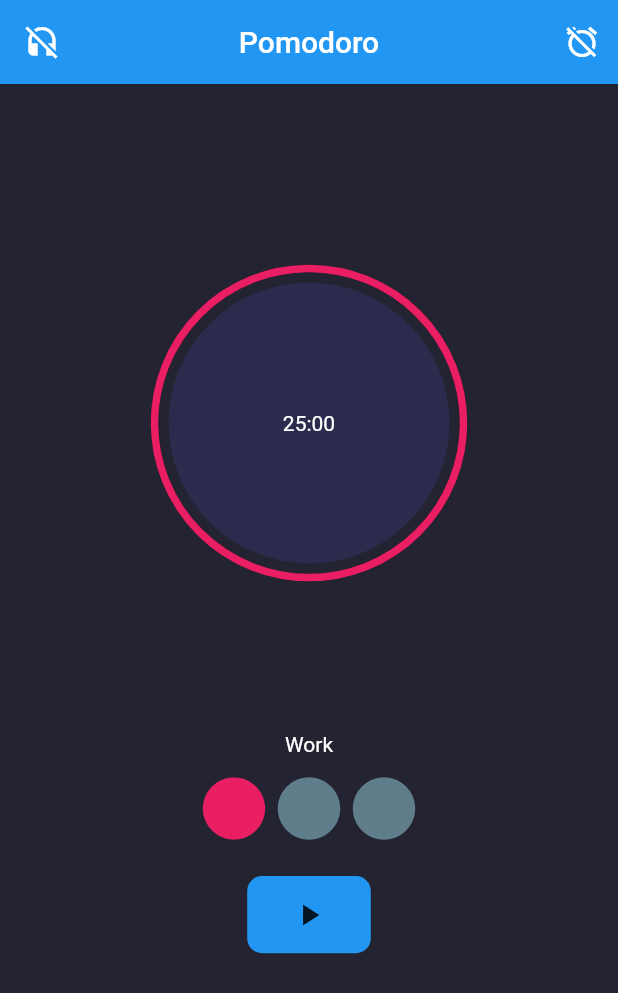
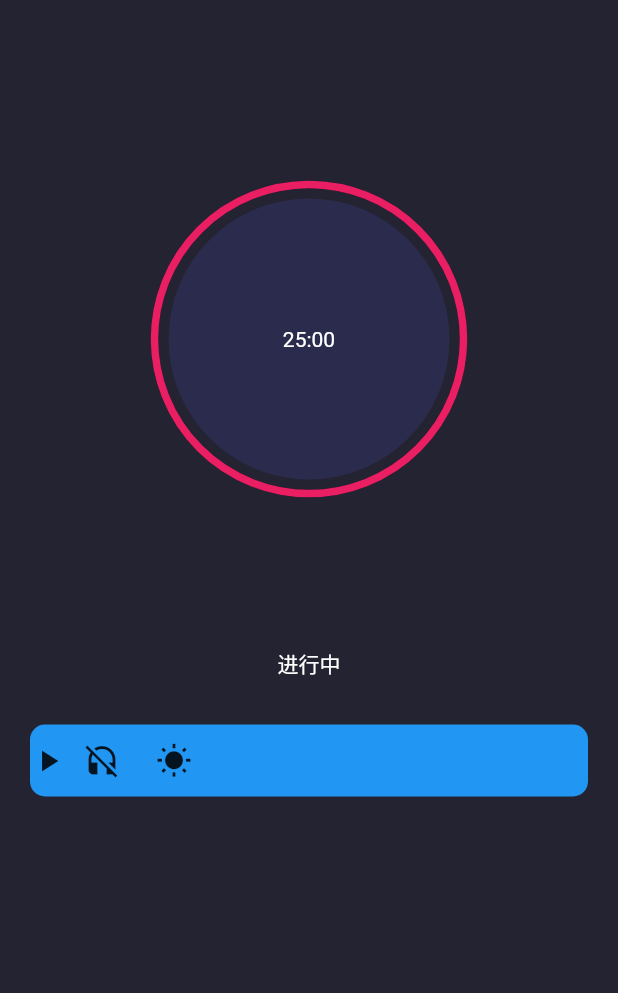
Before and after one commit to lati672/PACC, a Flutter app: the PomodoroPage screen opened directly, after a tap on the "headset off" icon, on a phone screen of 412 x 824 dp. Shown: the top 993 px of the screen. Run offline on Flutter 3.47's test engine with Material 2 defaults, Android fonts, the phone set to English and light mode, and no system bars; drawn by our look-alikes of circular_countdown_timer; our stand-ins replace cloud_firestore, file_picker, firebase_auth, firebase_core, firebase_storage, flutter_spinkit and 2 more; missing offline and left inert: ndialog; accounts and stored records are empty; network calls fail.

```diff
--- a/lib/pages/home_page.dart
+++ b/lib/pages/home_page.dart
@@ -6,7 +6,7 @@
 
 // Pages
 import '../pages/chats_page.dart';
-import 'package:chatifyapp/pages/users_page.dart';
+import 'package:chatifyapp/pages/todolist_page.dart';
 
 //Provider
 import '../providers/authentication_provider.dart';
@@ -25,7 +25,7 @@
   // * Pages to display and navigate
   final List<Widget> _pages = [
     const ChatsPage(),
-    UsersPage(),
+    TodoListPage(),
     UserProfilePage()
   ];
 
--- a/lib/pages/pomodoro_page.dart
+++ b/lib/pages/pomodoro_page.dart
@@ -6,21 +6,6 @@
 import '../pages/whitelist_page.dart';
 
 class PomodoroPage extends StatefulWidget {
-  final List<Icon> timesCompleted = [];
-
-  PomodoroPage() {
-    // Initialize times completed dot icons
-    for (var i = 0; i < 3; i++) {
-      timesCompleted.add(
-        Icon(
-          Icons.brightness_1_rounded,
-          color: Colors.blueGrey,
-          size: 50.0,
-        ),
-      );
-    }
-  }
-
   @override
   _PomodoroPageState createState() => _PomodoroPageState();
 }
@@ -55,7 +40,6 @@
     // Half Screen Dimensions
     final double height = MediaQuery.of(context).size.height / 2;
     final double width = MediaQuery.of(context).size.width / 2;
-    int indexTimesCompleted = 0;
 
     CountDownTimer _countDownTimer = CountDownTimer(
       duration: kWorkDuration,
@@ -64,12 +48,6 @@
         /*这里要延时加载  否则会抱The widget on which setState() or markNeedsBuild() was called was:错误*/
         Future.delayed(Duration(milliseconds: 200)).then((e) {
           setState(() async {
-            widget.timesCompleted[indexTimesCompleted] = Icon(
-              Icons.brightness_1_rounded,
-              color: Colors.pink,
-              size: 50.0,
-            );
-            indexTimesCompleted++;
             // await NDialog(
             //   dialogStyle: DialogStyle(titleDivider: true),
             //   title: Text("Timer Completed"),
@@ -106,21 +84,6 @@
     );
 
     return Scaffold(
-      appBar: AppBar(
-        elevation: 0.0,
-        leading: IconButton(
-          onPressed: () {},
-          icon: Icon(Icons.headset_off),
-        ),
-        title: Text('Pomodoro'),
-        centerTitle: true,
-        actions: [
-          IconButton(
-            onPressed: () {},
-            icon: Icon(Icons.alarm_off),
-          ),
-        ],
-      ),
       body: Container(
         child: Padding(
           padding: const EdgeInsets.all(20.0),
@@ -130,17 +93,13 @@
                 child: clock,
               ),
               Text(
-                kWorkLabel,
+                "进行中",
                 style: TextStyle(
                   color: Colors.white,
                 ),
               ),
               SizedBox(
                 height: 10.0,
-              ),
-              Row(
-                mainAxisAlignment: MainAxisAlignment.center,
-                children: widget.timesCompleted,
               ),
               Padding(
                 padding: const EdgeInsets.symmetric(vertical: 20.0),
@@ -151,14 +110,26 @@
                     });
                   },
                   child: Container(
-                    width: width / 2.5,
-                    height: height / 8,
-                    decoration: BoxDecoration(
-                      color: Theme.of(context).primaryColor,
-                      borderRadius: BorderRadius.circular(10.0),
-                    ),
-                    child: _clockButton,
-                  ),
+                      // width: width / 2.5,
+                      // height: height / 8,
+                      decoration: BoxDecoration(
+                        color: Theme.of(context).primaryColor,
+                        borderRadius: BorderRadius.circular(10.0),
+                      ),
+                      // child: _clockButton,
+                      child: Row(
+                        children: [
+                          _clockButton,
+                          IconButton(
+                            onPressed: () {},
+                            icon: Icon(Icons.headset_off),
+                          ),
+                          IconButton(
+                            onPressed: () {},
+                            icon: Icon(Icons.wb_sunny),
+                          ),
+                        ],
+                      )),
                 ),
               ),
             ],
```
Also changed, not shown: lib/models/todo_list_model.dart (+7 -0 lines), lib/pages/todolist_page.dart (added, +150 -0 lines), lib/pages/users_page.dart (deleted, +0 -38 lines), lib/services/database_service.dart (+32 -0 lines).
